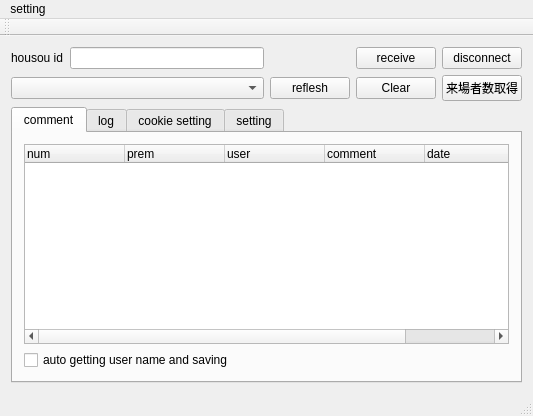
The window that mainwindow.ui (diginatu/Viqo) describes before a commit, drawn with Qt 5.
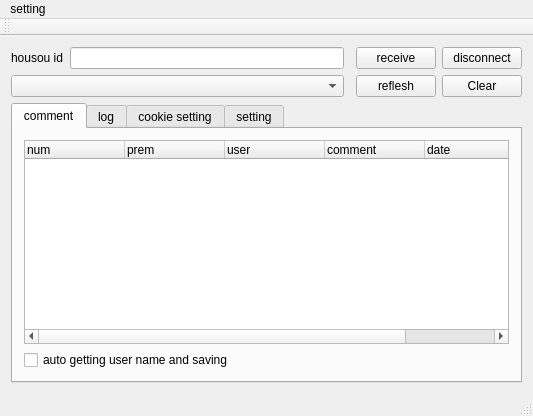
The same window after the commit.

Commit message: automated the getting nummber of audiences

Patch:
```diff
--- a/mainwindow.ui
+++ b/mainwindow.ui
@@ -18,13 +18,6 @@
   </property>
   <widget class="QWidget" name="centralWidget">
    <layout class="QGridLayout" name="gridLayout_3">
-    <item row="1" column="4">
-     <widget class="QPushButton" name="pushButton_2">
-      <property name="text">
-       <string>来場者数取得</string>
-      </property>
-     </widget>
-    </item>
     <item row="2" column="0" colspan="5">
      <widget class="QTabWidget" name="tabWidget">
       <property name="sizePolicy">
@@ -380,13 +373,6 @@
       </property>
      </widget>
     </item>
-    <item row="1" column="3">
-     <widget class="QPushButton" name="clear">
-      <property name="text">
-       <string>Clear</string>
-      </property>
-     </widget>
-    </item>
     <item row="0" column="1">
      <widget class="QLineEdit" name="housouId"/>
     </item>
@@ -397,16 +383,23 @@
       </property>
      </widget>
     </item>
-    <item row="1" column="2">
-     <widget class="QPushButton" name="mylive_reflesh">
-      <property name="text">
-       <string>reflesh</string>
-      </property>
-     </widget>
-    </item>
     <item row="1" column="0" colspan="2">
      <widget class="QComboBox" name="broad_list"/>
     </item>
+    <item row="1" column="4">
+     <widget class="QPushButton" name="clear">
+      <property name="text">
+       <string>Clear</string>
+      </property>
+     </widget>
+    </item>
+    <item row="1" column="3">
+     <widget class="QPushButton" name="mylive_reflesh">
+      <property name="text">
+       <string>reflesh</string>
+      </property>
+     </widget>
+    </item>
    </layout>
    <zorder>receive</zorder>
    <zorder>housouId</zorder>
```
Left out of the diff: 3 changed lines with no effect on the pictures. The commit also changes 2 other files.
